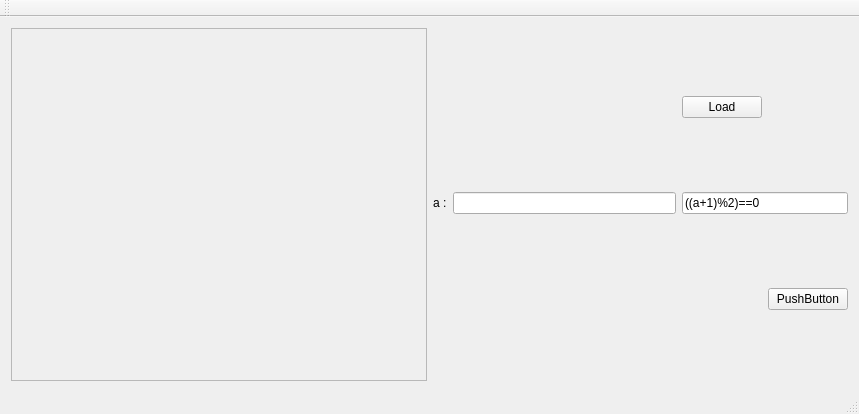
mpelcat/GPStudio, file src/gpnode/mainwindow.ui: the form before one commit.
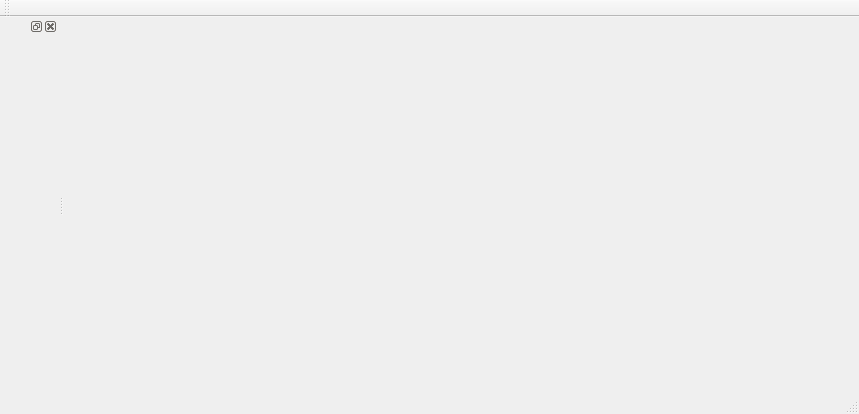
The form after the commit.

What changed in the file:
```diff
--- a/src/gpnode/mainwindow.ui
+++ b/src/gpnode/mainwindow.ui
@@ -14,72 +14,7 @@
    <string>MainWindow</string>
   </property>
   <widget class="QWidget" name="centralWidget">
-   <layout class="QHBoxLayout" name="horizontalLayout_2">
-    <item>
-     <widget class="QScrollArea" name="scrollArea">
-      <property name="widgetResizable">
-       <bool>true</bool>
-      </property>
-      <widget class="QWidget" name="scrollAreaWidgetContents">
-       <property name="geometry">
-        <rect>
-         <x>0</x>
-         <y>0</y>
-         <width>416</width>
-         <height>334</height>
-        </rect>
-       </property>
-       <layout class="QVBoxLayout" name="verticalLayout">
-        <item>
-         <layout class="QVBoxLayout" name="blocksParamsLayout"/>
-        </item>
-       </layout>
-      </widget>
-     </widget>
-    </item>
-    <item>
-     <layout class="QGridLayout" name="gridLayout">
-      <item row="0" column="1">
-       <widget class="QPushButton" name="pushButton">
-        <property name="text">
-         <string>Load</string>
-        </property>
-       </widget>
-      </item>
-      <item row="1" column="0">
-       <layout class="QHBoxLayout" name="horizontalLayout">
-        <item>
-         <widget class="QLabel" name="label">
-          <property name="text">
-           <string>a :</string>
-          </property>
-          <property name="buddy">
-           <cstring>lineEdit</cstring>
-          </property>
-         </widget>
-        </item>
-        <item>
-         <widget class="QLineEdit" name="lineEdit"/>
-        </item>
-       </layout>
-      </item>
-      <item row="1" column="1" colspan="2">
-       <widget class="QLineEdit" name="lineEdit_2">
-        <property name="text">
-         <string>((a+1)%2)==0</string>
-        </property>
-       </widget>
-      </item>
-      <item row="2" column="2">
-       <widget class="QPushButton" name="pushButton_2">
-        <property name="text">
-         <string>PushButton</string>
-        </property>
-       </widget>
-      </item>
-     </layout>
-    </item>
-   </layout>
+   <layout class="QHBoxLayout" name="horizontalLayout_2"/>
   </widget>
   <widget class="QMenuBar" name="menuBar">
    <property name="geometry">
@@ -100,6 +35,12 @@
    </attribute>
   </widget>
   <widget class="QStatusBar" name="statusBar"/>
+  <widget class="QDockWidget" name="dockWidget_2">
+   <attribute name="dockWidgetArea">
+    <number>1</number>
+   </attribute>
+   <widget class="QWidget" name="dockWidgetContents_2"/>
+  </widget>
  </widget>
  <layoutdefault spacing="6" margin="11"/>
  <resources/>
```
Left out of the diff: 10 changed lines with no effect on the pictures.
